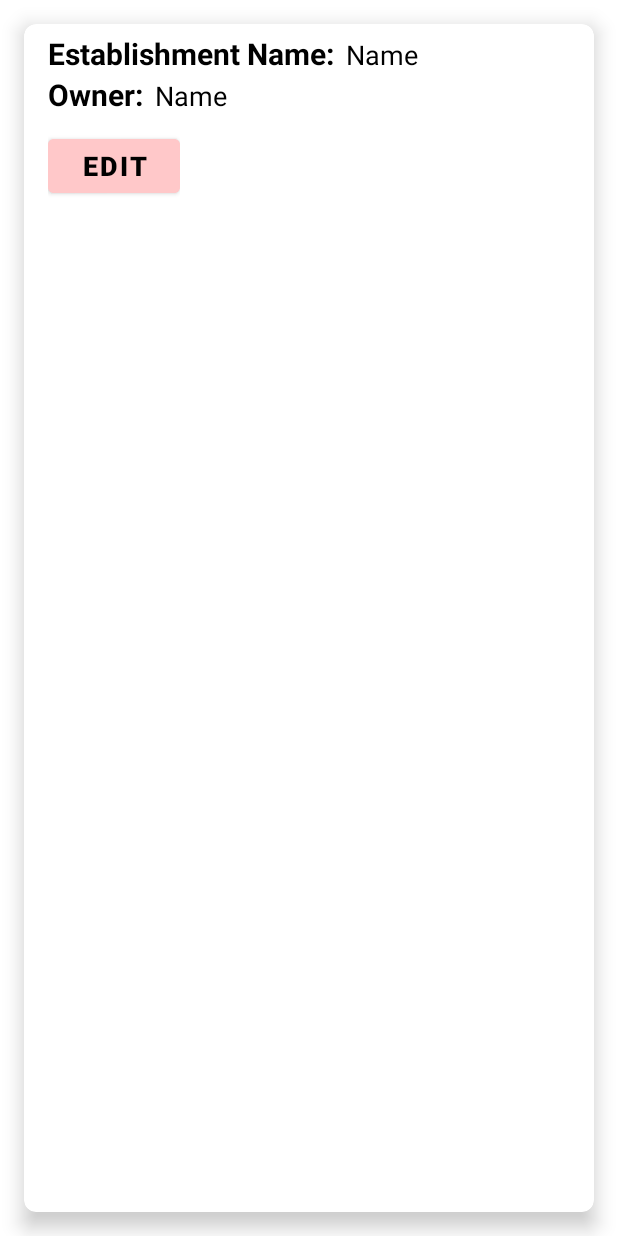
After one commit to DLSUARNOLD/Flush, an Android app: the layout establishmentitem.xml on its own in the app's theme, with its tools: preview values and no code run, on a phone screen of 412 x 824 dp. The commit adds this screen. Run offline under Robolectric (Android 15) with nearby library versions, the light colour scheme and no system bars.

Commit message:
Add Establishment, Admin Access Database, and Request Access Complete Edit Establishment with object and adapter

```diff
--- /dev/null
+++ b/app/src/main/java/com/example/mobdeveapplication/datasets/Establishmentobject.kt
@@ -0,0 +1,3 @@
+package com.example.mobdeveapplication.datasets
+
+data class Establishmentobject(val Name: String, val Owner: String)
--- /dev/null
+++ b/app/src/main/res/layout/establishmentitem.xml
@@ -0,0 +1,88 @@
+<?xml version="1.0" encoding="utf-8"?>
+<androidx.cardview.widget.CardView xmlns:android="http://schemas.android.com/apk/res/android"
+    android:layout_width="match_parent"
+    android:layout_height="match_parent"
+    xmlns:app="http://schemas.android.com/apk/res-auto"
+    app:cardElevation="8dp"
+    app:cardCornerRadius="8dp"
+    android:layout_margin="16dp">
+
+    <LinearLayout
+        android:layout_width="wrap_content"
+        android:layout_height="wrap_content"
+        android:layout_marginStart="16dp"
+        android:layout_marginVertical="6dp"
+        android:orientation="vertical">
+
+        <LinearLayout
+            android:layout_width="wrap_content"
+            android:layout_height="wrap_content"
+            android:layout_gravity="center_vertical"
+            android:orientation="horizontal">
+
+            <TextView
+                android:layout_width="wrap_content"
+                android:layout_height="wrap_content"
+                android:text="Establishment Name:"
+                android:textColor="@color/black"
+                android:textSize="20sp"
+                android:textStyle="bold"/>
+
+            <TextView
+                android:layout_width="wrap_content"
+                android:layout_height="wrap_content"
+                android:id="@+id/tv_establishmentname"
+                android:layout_marginStart="8dp"
+                android:text="Name"
+                android:textColor="@color/black"
+                android:textSize="18sp"/>
+
+        </LinearLayout>
+
+        <LinearLayout
+            android:layout_width="wrap_content"
+            android:layout_height="wrap_content"
+            android:layout_gravity="center_vertical"
+            android:orientation="horizontal">
+
+            <TextView
+                android:layout_width="wrap_content"
+                android:layout_height="wrap_content"
+                android:text="Owner:"
+                android:textColor="@color/black"
+                android:textSize="20sp"
+                android:textStyle="bold"/>
+
+            <TextView
+                android:layout_width="wrap_content"
+                android:layout_height="wrap_content"
+                android:id="@+id/tv_owner"
+                android:layout_marginStart="8dp"
+                android:text="Name"
+                android:textColor="@color/black"
+                android:textSize="18sp"/>
+
+        </LinearLayout>
+
+        <LinearLayout
+            android:layout_width="wrap_content"
+            android:layout_height="wrap_content"
+            android:layout_gravity="center_vertical"
+            android:orientation="horizontal">
+
+            <Button
+                android:id="@+id/edit_establishment"
+                android:layout_width="wrap_content"
+                android:layout_height="wrap_content"
+                android:text="Edit"
+                android:backgroundTint="@color/colorbrandsecondary"
+                android:layout_marginTop="10dp"
+                android:textColor="@color/black"
+                android:textSize="18sp"
+                android:textStyle="bold" />
+
+        </LinearLayout>
+
+    </LinearLayout>
+
+</androidx.cardview.widget.CardView>
--- a/app/src/main/res/layout/historyitem.xml
+++ b/app/src/main/res/layout/historyitem.xml
@@ -3,7 +3,7 @@
 <androidx.cardview.widget.CardView xmlns:android="http://schemas.android.com/apk/res/android"
     android:layout_width="match_parent"
     android:layout_height="wrap_content"
-    android:layout_margin="4dp">
+    android:layout_margin="16dp">
 
     <LinearLayout
         android:layout_width="match_parent"
--- a/app/src/main/res/layout/homepageitem.xml
+++ b/app/src/main/res/layout/homepageitem.xml
@@ -5,7 +5,7 @@
     android:layout_height="wrap_content"
     xmlns:app="http://schemas.android.com/apk/res-auto"
     xmlns:tools="http://schemas.android.com/tools"
-    android:layout_margin="1dp">
+    android:layout_margin="5dp">
 
     <LinearLayout
         android:layout_width="match_parent"
```
Also changed, not shown: app/src/main/java/com/example/mobdeveapplication/EditEstablishment.kt (+30 -0 lines), app/src/main/java/com/example/mobdeveapplication/Settings.kt (+4 -3 lines), app/src/main/java/com/example/mobdeveapplication/datasets/EstablishmentAdapter.kt (added, +43 -0 lines), app/src/main/res/layout/activity_edit_establishment.xml (+13 -4 lines).
